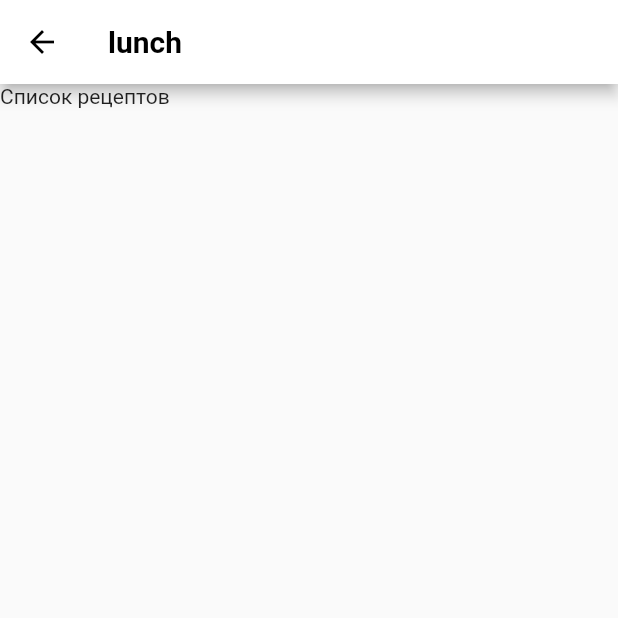
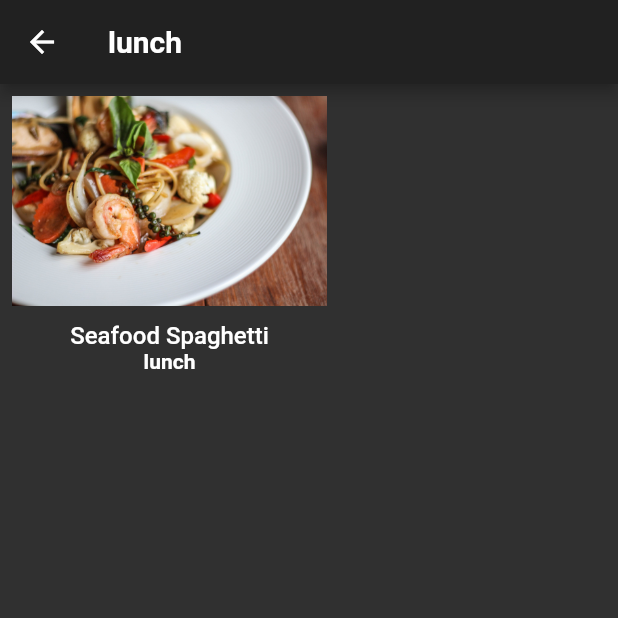
Before and after one commit to KiraButter/test, a Flutter app: the CategoryPage screen opened directly, after a tap on "lunch", on a phone screen of 412 x 824 dp, the top half of it. Run offline on Flutter 3.47's test engine with Material 2 defaults, Android fonts, the phone set to English and light mode, and no system bars.

Commit message:
категории рецептов

```diff
--- a/lib/category_detail.dart
+++ b/lib/category_detail.dart
@@ -1,3 +1,4 @@
+import 'package:flutter/foundation.dart';
 import 'package:flutter/material.dart';
 import 'recipe.dart';
 
@@ -13,23 +14,134 @@ class CategoryDetail extends StatefulWidget {
 }
 
 class _CategoryDetailState extends State<CategoryDetail> {
-
   @override
   Widget build(BuildContext context) {
     // 1
+    if (widget.category.category1 == 'desert') {
       return Scaffold(
         appBar: AppBar(
           title: Text(widget.category.category1),
         ),
         // 2
+
         body: SafeArea(
           // 3
-        child: Column(
-          children: [
-            Text('Список рецептов')
-          ],
+          child: GridView.builder(
+            gridDelegate: const SliverGridDelegateWithFixedCrossAxisCount(
+                crossAxisCount: 1),
+            // 5
+            itemCount: 1,
+            // 6
+            itemBuilder: (BuildContext context, int index) {
+              // 7
+              return GestureDetector(
+                child: buildRecipeCard1(Recipe.samples[index]),
+              );
+            },
+          ),
+        ),
+      );
+    } else if (widget.category.category1 == 'lunch') {
+      return Scaffold(
+        appBar: AppBar(
+          title: Text(widget.category.category1),
+        ),
+        // 2
+
+        body: SafeArea(
+          // 3
+          child: GridView.builder(
+            gridDelegate: const SliverGridDelegateWithFixedCrossAxisCount(
+                crossAxisCount: 1),
+            // 5
+            itemCount: 1,
+            // 6
+            itemBuilder: (BuildContext context, int index) {
+              // 7
+              return GestureDetector(
+                child: buildRecipeCard2(Recipe.samples[index]),
+              );
+            },
           ),
         ),
       );
     }
+    return Text('');
   }
+
+  Widget buildRecipeCard1(Recipe recipe) {
+    return Container(
+      padding: const EdgeInsets.all(8),
+      child: Row(children: [
+        Column(
+          children: [
+            Image(
+              image: AssetImage(Recipe.samples[0].imageUrl),
+              height: 140,
+            ),
+            // 5
+            const SizedBox(
+              height: 10,
+            ),
+            // 6
+            Text(Recipe.samples[0].label,
+                maxLines: 1, style: Theme.of(context).textTheme.headline3),
+            Text(
+              Recipe.samples[0].categorys,
+              style: Theme.of(context).textTheme.bodyText1,
+            ),
+          ],
+        ),
+        Container(
+          width: 10,
+        ),
+        Column(
+          children: [
+            Image(
+              image: AssetImage(Recipe.samples[2].imageUrl),
+              height: 140,
+            ),
+            // 5
+            const SizedBox(
+              height: 10,
+            ),
+            // 6
+            Text(Recipe.samples[2].label,
+                maxLines: 1, style: Theme.of(context).textTheme.headline3),
+            Text(
+              Recipe.samples[2].categorys,
+              style: Theme.of(context).textTheme.bodyText1,
+            ),
+          ],
+        ),
+      ]),
+    );
+  }
+
+  Widget buildRecipeCard2(Recipe recipe) {
+    return Container(
+      padding: const EdgeInsets.all(8),
+      child: Row(children: [
+        Column(
+          children: [
+            Image(
+              image: AssetImage(Recipe.samples[1].imageUrl),
+              height: 140,
+            ),
+            // 5
+            const SizedBox(
+              height: 10,
+            ),
+            // 6
+            Text(Recipe.samples[1].label,
+                maxLines: 1, style: Theme.of(context).textTheme.headline3),
+            Text(
+              Recipe.samples[1].categorys,
+              style: Theme.of(context).textTheme.bodyText1,
+            ),
+          ],
+        ),
+      ]),
+    );
+  }
+}
--- a/lib/category_page.dart
+++ b/lib/category_page.dart
@@ -45,7 +45,7 @@ class _CategoryPageState extends State<CategoryPage> {
                 );
               },
               // 11
-              child: buildRecipeCard(Category1.samples[index]),
+              child: buildCategoryCard(Category1.samples[index]),
             );
           },
         ),
@@ -53,7 +53,7 @@ class _CategoryPageState extends State<CategoryPage> {
     );
   }
 
-  Widget buildRecipeCard(Category1 category) {
+  Widget buildCategoryCard(Category1 category) {
     return Card(
       // 2
       shape: RoundedRectangleBorder(borderRadius: BorderRadius.circular(5)),
@@ -63,9 +63,13 @@ class _CategoryPageState extends State<CategoryPage> {
         // 4
         child: Column(
           children: <Widget>[
-
-            ClipRRect(borderRadius: BorderRadius.circular(8),
-            child: Image(image: AssetImage(category.url), height: 140,),),
+            ClipRRect(
+              borderRadius: BorderRadius.circular(8),
+              child: Image(
+                image: AssetImage(category.url),
+                height: 140,
+              ),
+            ),
             // 5
             const SizedBox(
               height: 14,
@@ -79,9 +83,8 @@ class _CategoryPageState extends State<CategoryPage> {
                 fontFamily: 'Palatino',
               ),
             ),
-
           ],
-       ),
+        ),
       ),
     );
   }
--- a/lib/main.dart
+++ b/lib/main.dart
@@ -19,9 +19,7 @@ class RecipeApp extends StatelessWidget {
       // 4
       title: 'Recipe Calculator',
       // 5
-      theme: FooderlichTheme.light(),
-      darkTheme: FooderlichTheme.dark(),
-      themeMode: ThemeMode.light,
+      theme: FooderlichTheme.dark(),
       // 6
       home: Home(),
     );
--- a/lib/recipe.dart
+++ b/lib/recipe.dart
@@ -33,7 +33,8 @@ class Recipe {
         ),
       ],
       'rdsebseb',
-        'desert',),
+      'desert',
+    ),
     Recipe(
       'Seafood Spaghetti',
       'assets/food_spaghetti.jpg',
@@ -46,10 +47,11 @@ class Recipe {
         ),
       ],
       'zfb DSv',
-        'lunch',),
+      'lunch',
+    ),
     Recipe(
-        'Chocolate Cup Cake',
-        'assets/food_cupcake.jpg',
+      'Pancake ',
+      'assets/food_pancake.jpg',
       4,
       [
         Ingredient(
@@ -69,10 +71,11 @@ class Recipe {
         ),
       ],
       'rdsebseb',
-        'desert',),
+      'desert',
+    ),
     Recipe(
-        'Seafood Spaghetti',
-        'assets/food_spaghetti.jpg',
+      'Curry',
+      'assets/food_curry.jpg',
       2,
       [
         Ingredient(
@@ -82,8 +85,8 @@ class Recipe {
         ),
       ],
       'zfb DSv',
-        'lunch',),
-
+      'dinner',
+    ),
   ];
 }
 
@@ -108,7 +111,8 @@ class Category1 {
     this.url,
   );
   static List<Category1> samples = [
-    Category1('desert',  'assets/food_pancake.jpg'),
-    Category1('lunch', 'assets/food_salmon.jpg')
+    Category1('desert', 'assets/food_pancake.jpg'),
+    Category1('lunch', 'assets/food_salmon.jpg'),
+    Category1('dinner', 'assets/food_friedrice.jpg')
   ];
 }
--- a/pubspec.yaml
+++ b/pubspec.yaml
@@ -29,6 +29,7 @@ environment:
 dependencies:
   flutter:
     sdk: flutter
+
 
 
   # The following adds the Cupertino Icons font to your application.
```
Also changed, not shown: lib/home.dart (+4 -14 lines). Lines whose indentation alone changed are shown as unchanged.
